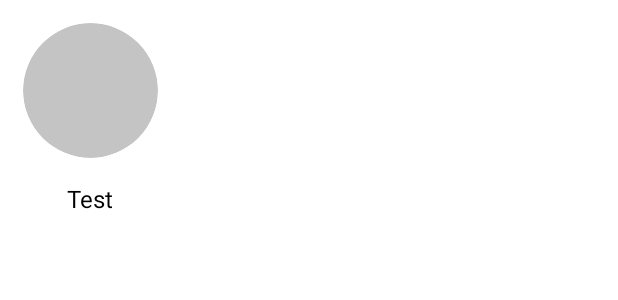
After one commit to wibichamim/smtest, an Android app: the layout item_guest.xml on its own in the app's theme, with its tools: preview values and no code run, on a phone screen of 412 x 824 dp. The commit adds this screen. Shown: the top 300 px of the screen. Run offline under Robolectric (Android 15) with nearby library versions, the phone set to English and light mode, and no system bars.

Commit message:
Add GuestActivity.kt

```diff
--- a/app/build.gradle
+++ b/app/build.gradle
@@ -35,6 +35,10 @@ android {
 }
 
 dependencies {
+    implementation("androidx.swiperefreshlayout:swiperefreshlayout:1.1.0")
+    implementation 'com.squareup.retrofit2:retrofit:2.9.0'
+    implementation 'com.squareup.retrofit2:converter-gson:2.9.0'
+    implementation 'com.github.bumptech.glide:glide:4.13.2'
 
     implementation 'androidx.core:core-ktx:1.7.0'
     implementation 'androidx.appcompat:appcompat:1.4.2'
--- a/app/src/main/java/com/wibichamim/smtest/HomeActivity.kt
+++ b/app/src/main/java/com/wibichamim/smtest/HomeActivity.kt
@@ -1,5 +1,6 @@
 package com.wibichamim.smtest
 
+import android.content.Intent
 import androidx.appcompat.app.AppCompatActivity
 import android.os.Bundle
 import com.wibichamim.smtest.databinding.ActivityHomeBinding
@@ -17,5 +18,10 @@ class HomeActivity : AppCompatActivity() {
         var username = intent.getStringExtra("name")
 
         binding.username.text = username
+
+        binding.btnGuest.setOnClickListener{
+            val intent = Intent(this,GuestActivity::class.java)
+            startActivity(intent)
+        }
     }
 }
--- /dev/null
+++ b/app/src/main/java/com/wibichamim/smtest/model/Guest.kt
@@ -0,0 +1,3 @@
+package com.wibichamim.smtest.model
+
+data class Guest(var id:Int, var email:String, var first_name:String, var last_name:String, var avatar:String)
--- /dev/null
+++ b/app/src/main/res/layout/item_guest.xml
@@ -0,0 +1,28 @@
+<?xml version="1.0" encoding="utf-8"?>
+<LinearLayout xmlns:android="http://schemas.android.com/apk/res/android"
+    xmlns:app="http://schemas.android.com/apk/res-auto"
+    android:orientation="vertical"
+    android:layout_width="wrap_content"
+    android:layout_height="wrap_content"
+    android:padding="15dp"
+    android:gravity="center">
+
+    <com.google.android.material.imageview.ShapeableImageView
+        android:id="@+id/img_profile"
+        android:layout_width="90dp"
+        android:layout_height="90dp"
+        android:adjustViewBounds="true"
+        android:background="@drawable/circle"
+        android:backgroundTint="#C4C4C4"
+        android:scaleType="centerCrop"
+        app:shapeAppearanceOverlay="@style/circleImage" />
+
+    <TextView
+        android:layout_width="wrap_content"
+        android:layout_height="wrap_content"
+        android:layout_marginTop="16dp"
+        android:textSize="16dp"
+        android:textColor="@color/black"
+        android:text="Test"/>
+
+</LinearLayout>
--- a/app/src/main/res/values/styles.xml
+++ b/app/src/main/res/values/styles.xml
@@ -5,4 +5,8 @@
         <item name="cornerSize">50%</item>
     </style>
 
+    <style name="ToolbarColor" parent="Theme.ScreeningTestApp">
+        <item name="colorControlNormal">@color/white</item>
+    </style>
+
 </resources>
```
Also changed, not shown: app/src/main/AndroidManifest.xml (+6 -1 lines), app/src/main/java/com/wibichamim/smtest/ApiInterface.kt (added, +25 -0 lines), app/src/main/java/com/wibichamim/smtest/GuestActivity.kt (added, +59 -0 lines), app/src/main/res/layout/activity_guest.xml (added, +40 -0 lines).
